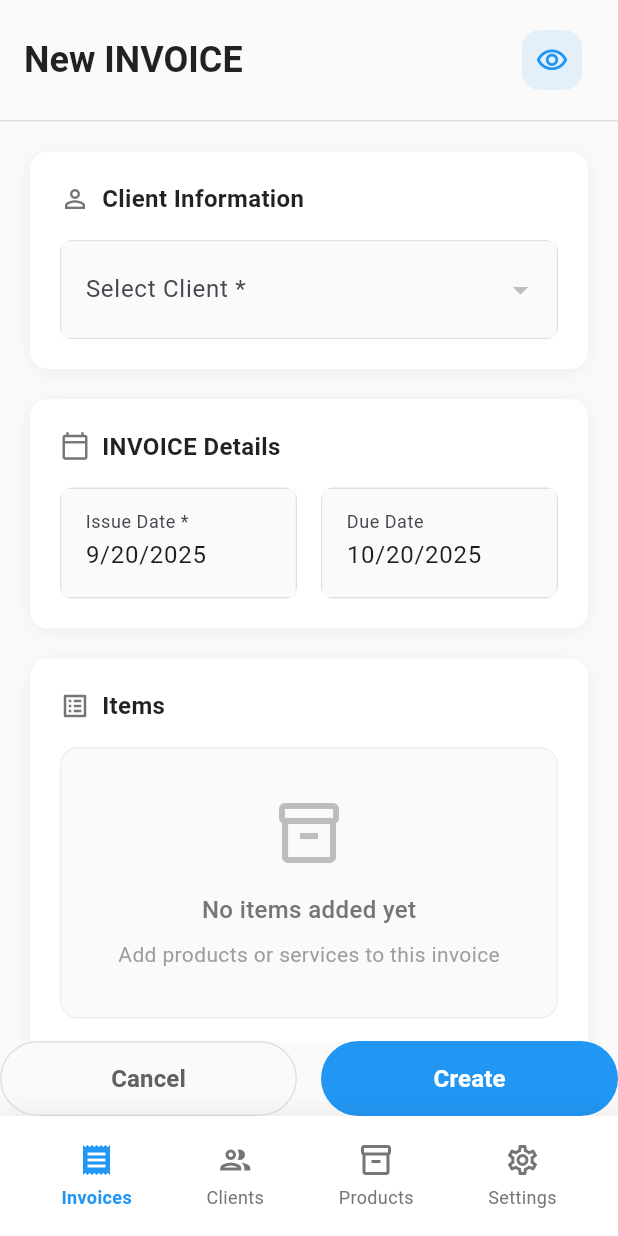
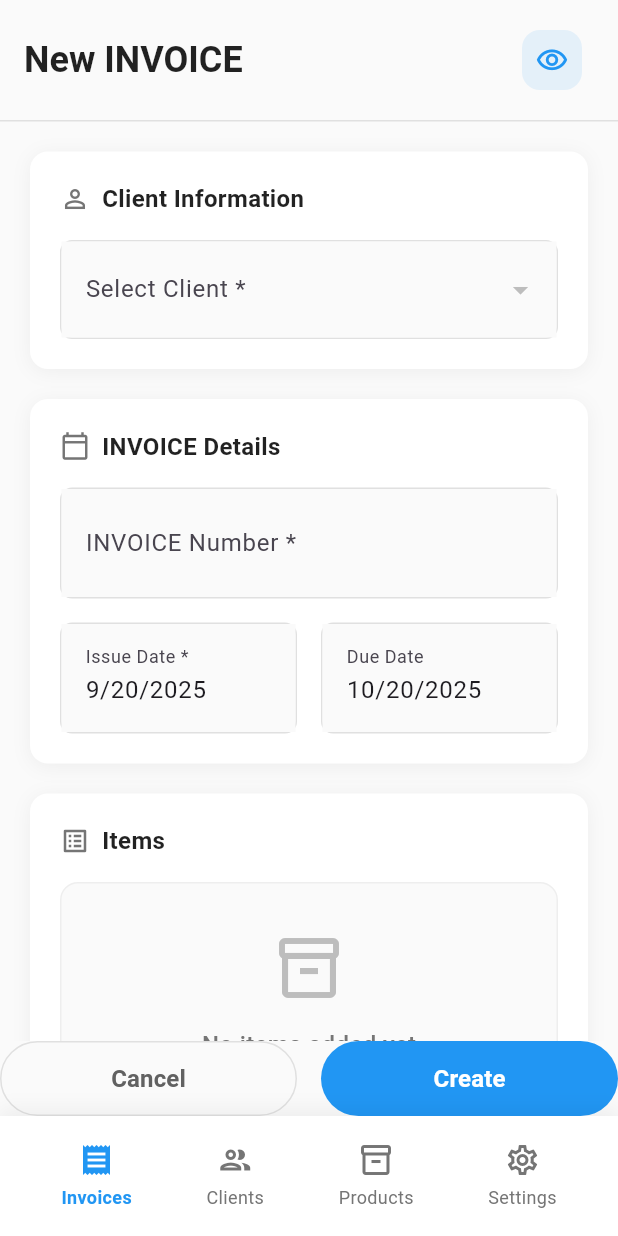
Before and after one commit to igorsoares0/invinv, a Flutter app: the InvoiceFormScreen screen opened by its route, after a tap on "Create", on a phone screen of 412 x 824 dp. Run offline on Flutter 3.47's test engine with Material 3 defaults, Android fonts, the phone set to English and light mode, and no system bars; drawn by our look-alikes of flutter_form_builder; our stand-ins replace equatable, flutter_bloc, flutter_screenutil, form_builder_validators, go_router, image_picker and 3 more; accounts and stored records are empty.

Commit message:
add edit invoice's name

```diff
--- a/lib/features/invoices/screens/invoice_form_screen.dart
+++ b/lib/features/invoices/screens/invoice_form_screen.dart
@@ -54,6 +54,8 @@ class _InvoiceFormScreenState extends State<InvoiceFormScreen> {
       setState(() {
         _items.clear();
       });
+      // Generate initial invoice number for new invoices
+      _generateInitialInvoiceNumber();
     }
   }
 
@@ -212,6 +214,7 @@ class _InvoiceFormScreenState extends State<InvoiceFormScreen> {
     final invoice = widget.invoice!;
     return {
       'clientId': invoice.clientId,
+      'number': invoice.number,
       'issueDate': invoice.issueDate,
       'dueDate': invoice.dueDate,
       'notes': invoice.notes,
@@ -260,6 +263,22 @@ class _InvoiceFormScreenState extends State<InvoiceFormScreen> {
       icon: Icons.calendar_today_outlined,
       child: Column(
         children: [
+          // Invoice Number field
+          _buildFormField(
+            name: 'number',
+            labelText: '${widget.type.value.toUpperCase()} Number *',
+            hintText: 'Edit number if needed',
+            validator: (value) {
+              if (value == null || value.trim().isEmpty) {
+                return 'Number is required';
+              }
+              if (value.trim().length < 3) {
+                return 'Number must be at least 3 characters';
+              }
+              return null;
+            },
+          ),
+          const SizedBox(height: 16),
           Row(
             children: [
               Expanded(
@@ -961,6 +980,7 @@ class _InvoiceFormScreenState extends State<InvoiceFormScreen> {
   Widget _buildFormField({
     required String name,
     required String labelText,
+    String? hintText,
     String? Function(String?)? validator,
     int maxLines = 1,
     bool isDateField = false,
@@ -999,6 +1019,7 @@ class _InvoiceFormScreenState extends State<InvoiceFormScreen> {
         maxLines: maxLines,
         decoration: InputDecoration(
           labelText: labelText,
+          hintText: hintText,
           border: InputBorder.none,
           contentPadding: const EdgeInsets.symmetric(horizontal: 12, vertical: 16),
         ),
@@ -1093,6 +1114,18 @@ class _InvoiceFormScreenState extends State<InvoiceFormScreen> {
   void _calculateTotals() {
     _subtotal = _items.fold(0.0, (sum, item) => sum + item.total);
     _total = _subtotal - _discount + _tax;
+  }
+
+  Future<void> _generateInitialInvoiceNumber() async {
+    try {
+      final invoiceNumber = await _invoiceService.generateInvoiceNumber(widget.type);
+      // Wait for the form to be built before setting the initial value
+      WidgetsBinding.instance.addPostFrameCallback((_) {
+        _formKey.currentState?.fields['number']?.didChange(invoiceNumber);
+      });
+    } catch (e) {
+      // Silently fail for initial generation, user can manually enter number
+    }
   }
 
   void _showProductSelector(int? itemIndex) {
@@ -1969,11 +2002,9 @@ class _InvoiceFormScreenState extends State<InvoiceFormScreen> {
       final values = _formKey.currentState!.value;
 
       try {
-        final invoiceNumber = await _invoiceService.generateInvoiceNumber(widget.type);
-
         final invoice = Invoice(
           id: isEditing ? widget.invoice!.id : null,
-          number: isEditing ? widget.invoice!.number : invoiceNumber,
+          number: values['number'].toString().trim(),
           type: widget.type,
           clientId: values['clientId'],
           issueDate: values['issueDate'],
```
